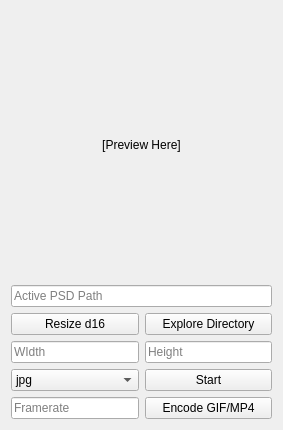
Before: the Qt Designer form ui/record/mainwindow.ui in minuJeong/psd_snapshot_tool, drawn with Qt 5.
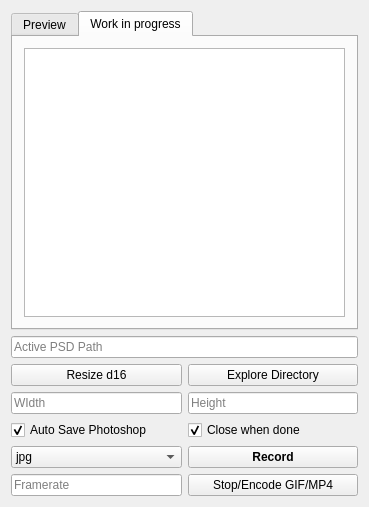
After: the same form once the commit is applied. The open tabs and pages were chosen to show the change.

Commit message: refactoring: gif/mp4 builder as new qthread class add new module: palette

What changed in the file:
```diff
--- a/ui/record/mainwindow.ui
+++ b/ui/record/mainwindow.ui
@@ -6,29 +6,15 @@
    <rect>
     <x>0</x>
     <y>0</y>
-    <width>283</width>
-    <height>430</height>
+    <width>369</width>
+    <height>507</height>
    </rect>
   </property>
   <property name="windowTitle">
-   <string>MainWindow</string>
+   <string>PSDRecorder</string>
   </property>
   <widget class="QWidget" name="centralWidget">
    <layout class="QGridLayout" name="gridLayout">
-    <item row="8" column="0">
-     <widget class="QLineEdit" name="FrameRateLineEdit">
-      <property name="placeholderText">
-       <string>Framerate</string>
-      </property>
-     </widget>
-    </item>
-    <item row="3" column="0">
-     <widget class="QPushButton" name="MakeDivisable16Button">
-      <property name="text">
-       <string>Resize d16</string>
-      </property>
-     </widget>
-    </item>
     <item row="3" column="1">
      <widget class="QPushButton" name="ShowDirectoryButton">
       <property name="text">
@@ -36,17 +22,17 @@
       </property>
      </widget>
     </item>
-    <item row="6" column="1">
-     <widget class="QPushButton" name="StartButton">
+    <item row="3" column="0">
+     <widget class="QPushButton" name="MakeDivisable16Button">
       <property name="text">
-       <string>Start</string>
+       <string>Resize d16</string>
       </property>
      </widget>
     </item>
-    <item row="5" column="1">
-     <widget class="QLineEdit" name="SaveSizeHeightLineEdit">
+    <item row="10" column="0">
+     <widget class="QLineEdit" name="FrameRateLineEdit">
       <property name="placeholderText">
-       <string>Height</string>
+       <string>Framerate</string>
       </property>
      </widget>
     </item>
@@ -57,13 +43,6 @@
       </property>
      </widget>
     </item>
-    <item row="8" column="1">
-     <widget class="QPushButton" name="StopButton">
-      <property name="text">
-       <string>Encode GIF/MP4</string>
-      </property>
-     </widget>
-    </item>
     <item row="1" column="0" colspan="2">
      <widget class="QLineEdit" name="PSDPathLineInput">
       <property name="placeholderText">
@@ -71,17 +50,24 @@
       </property>
      </widget>
     </item>
-    <item row="0" column="0" colspan="2">
-     <widget class="QLabel" name="PreviewLabel">
+    <item row="10" column="1">
+     <widget class="QPushButton" name="StopButton">
       <property name="text">
-       <string>[Preview Here]</string>
+       <string>Stop/Encode GIF/MP4</string>
       </property>
-      <property name="alignment">
-       <set>Qt::AlignCenter</set>
+      <property name="shortcut">
+       <string>Esc</string>
       </property>
      </widget>
     </item>
-    <item row="6" column="0">
+    <item row="5" column="1">
+     <widget class="QLineEdit" name="SaveSizeHeightLineEdit">
+      <property name="placeholderText">
+       <string>Height</string>
+      </property>
+     </widget>
+    </item>
+    <item row="7" column="0">
      <widget class="QComboBox" name="FileTypeComboBox">
       <item>
        <property name="text">
@@ -95,6 +81,107 @@
       </item>
      </widget>
     </item>
+    <item row="7" column="1">
+     <widget class="QPushButton" name="StartButton">
+      <property name="sizePolicy">
+       <sizepolicy hsizetype="Minimum" vsizetype="Minimum">
+        <horstretch>0</horstretch>
+        <verstretch>0</verstretch>
+       </sizepolicy>
+      </property>
+      <property name="font">
+       <font>
+        <weight>75</weight>
+        <bold>true</bold>
+       </font>
+      </property>
+      <property name="text">
+       <string>Record</string>
+      </property>
+      <property name="shortcut">
+       <string>Return</string>
+      </property>
+     </widget>
+    </item>
+    <item row="0" column="0" colspan="2">
+     <widget class="QTabWidget" name="tabWidget">
+      <property name="enabled">
+       <bool>true</bool>
+      </property>
+      <property name="currentIndex">
+       <number>0</number>
+      </property>
+      <widget class="QWidget" name="tab">
+       <attribute name="title">
+        <string>Preview</string>
+       </attribute>
+       <layout class="QHBoxLayout" name="horizontalLayout_2">
+        <item>
+         <widget class="QLabel" name="PreviewLabel">
+          <property name="sizePolicy">
+           <sizepolicy hsizetype="Preferred" vsizetype="Expanding">
+            <horstretch>0</horstretch>
+            <verstretch>0</verstretch>
+           </sizepolicy>
+          </property>
+          <property name="text">
+           <string>[Preview Here]</string>
+          </property>
+          <property name="alignment">
+           <set>Qt::AlignCenter</set>
+          </property>
+         </widget>
+        </item>
+       </layout>
+      </widget>
+      <widget class="QWidget" name="tab_2">
+       <attribute name="title">
+        <string>Work in progress</string>
+       </attribute>
+       <layout class="QHBoxLayout" name="horizontalLayout_3">
+        <item>
+         <widget class="QGraphicsView" name="PaletteGrpView">
+          <property name="verticalScrollBarPolicy">
+           <enum>Qt::ScrollBarAlwaysOff</enum>
+          </property>
+          <property name="horizontalScrollBarPolicy">
+           <enum>Qt::ScrollBarAlwaysOff</enum>
+          </property>
+          <property name="alignment">
+           <set>Qt::AlignLeading|Qt::AlignLeft|Qt::AlignTop</set>
+          </property>
+         </widget>
+        </item>
+       </layout>
+      </widget>
+     </widget>
+    </item>
+    <item row="6" column="0">
+     <widget class="QCheckBox" name="AutoSaveCheckbox">
+      <property name="text">
+       <string>Auto Save Photoshop</string>
+      </property>
+      <property name="shortcut">
+       <string>S</string>
+      </property>
+      <property name="checked">
+       <bool>true</bool>
+      </property>
+     </widget>
+    </item>
+    <item row="6" column="1">
+     <widget class="QCheckBox" name="CloseWhenDoneCheckbox">
+      <property name="text">
+       <string>Close when done</string>
+      </property>
+      <property name="shortcut">
+       <string>S</string>
+      </property>
+      <property name="checked">
+       <bool>true</bool>
+      </property>
+     </widget>
+    </item>
    </layout>
   </widget>
  </widget>
```
Left out of the diff: 5 changed lines with no effect on the pictures. The commit also changes 6 other files.
